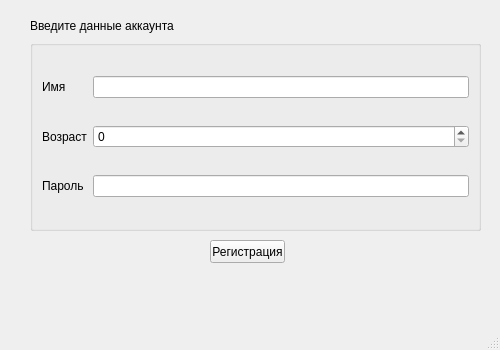
The window that qt_design/qt_design/registration.ui (sollmater/digital-library) describes before a commit, drawn with Qt 5.
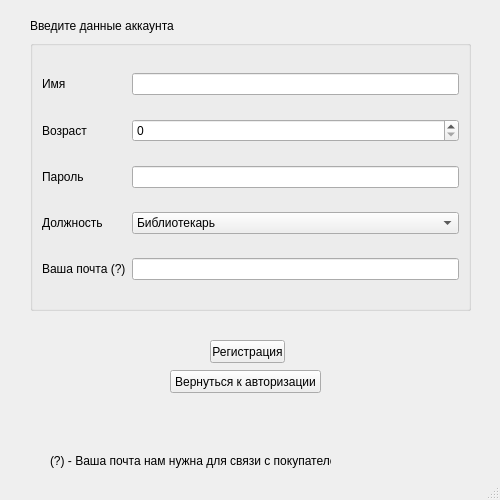
The same window after the commit.

Diff of the .ui file:
```diff
--- a/qt_design/qt_design/registration.ui
+++ b/qt_design/qt_design/registration.ui
@@ -7,7 +7,7 @@
     <x>0</x>
     <y>0</y>
     <width>500</width>
-    <height>350</height>
+    <height>500</height>
    </rect>
   </property>
   <property name="windowTitle">
@@ -19,14 +19,54 @@
      <rect>
       <x>30</x>
       <y>40</y>
-      <width>451</width>
-      <height>191</height>
+      <width>441</width>
+      <height>271</height>
      </rect>
     </property>
     <property name="title">
      <string/>
     </property>
     <layout class="QGridLayout" name="gridLayout">
+     <item row="6" column="1">
+      <widget class="QComboBox" name="comboBox">
+       <item>
+        <property name="text">
+         <string>Библиотекарь</string>
+        </property>
+       </item>
+       <item>
+        <property name="text">
+         <string>Читатель</string>
+        </property>
+       </item>
+      </widget>
+     </item>
+     <item row="8" column="1">
+      <widget class="QLineEdit" name="lineEdit_5"/>
+     </item>
+     <item row="4" column="1">
+      <widget class="QLineEdit" name="lineEdit_3"/>
+     </item>
+     <item row="2" column="1">
+      <widget class="QSpinBox" name="spinBox"/>
+     </item>
+     <item row="8" column="0">
+      <widget class="QLabel" name="label_9">
+       <property name="text">
+        <string>Ваша почта (?)</string>
+       </property>
+      </widget>
+     </item>
+     <item row="2" column="0">
+      <widget class="QLabel" name="label_2">
+       <property name="text">
+        <string>Возраст</string>
+       </property>
+      </widget>
+     </item>
+     <item row="0" column="1">
+      <widget class="QLineEdit" name="lineEdit"/>
+     </item>
      <item row="0" column="0">
       <widget class="QLabel" name="label">
        <property name="text">
@@ -34,28 +74,19 @@
        </property>
       </widget>
      </item>
-     <item row="0" column="2">
-      <widget class="QLineEdit" name="lineEdit"/>
-     </item>
-     <item row="1" column="0">
-      <widget class="QLabel" name="label_2">
-       <property name="text">
-        <string>Возраст</string>
-       </property>
-      </widget>
-     </item>
-     <item row="2" column="0">
+     <item row="4" column="0">
       <widget class="QLabel" name="label_3">
        <property name="text">
         <string>Пароль</string>
        </property>
       </widget>
      </item>
-     <item row="2" column="2">
-      <widget class="QLineEdit" name="lineEdit_3"/>
-     </item>
-     <item row="1" column="2">
-      <widget class="QSpinBox" name="spinBox"/>
+     <item row="6" column="0">
+      <widget class="QLabel" name="label_8">
+       <property name="text">
+        <string>Должность</string>
+       </property>
+      </widget>
      </item>
     </layout>
    </widget>
@@ -76,7 +107,7 @@
     <property name="geometry">
      <rect>
       <x>210</x>
-      <y>240</y>
+      <y>340</y>
       <width>75</width>
       <height>23</height>
      </rect>
@@ -85,6 +116,32 @@
      <string>Регистрация</string>
     </property>
    </widget>
+   <widget class="QPushButton" name="pushButton_2">
+    <property name="geometry">
+     <rect>
+      <x>170</x>
+      <y>370</y>
+      <width>151</width>
+      <height>23</height>
+     </rect>
+    </property>
+    <property name="text">
+     <string>Вернуться к авторизации</string>
+    </property>
+   </widget>
+   <widget class="QLabel" name="label_10">
+    <property name="geometry">
+     <rect>
+      <x>50</x>
+      <y>450</y>
+      <width>281</width>
+      <height>21</height>
+     </rect>
+    </property>
+    <property name="text">
+     <string>(?) - Ваша почта нам нужна для связи с покупателем</string>
+    </property>
+   </widget>
   </widget>
   <widget class="QStatusBar" name="statusbar"/>
  </widget>
```
